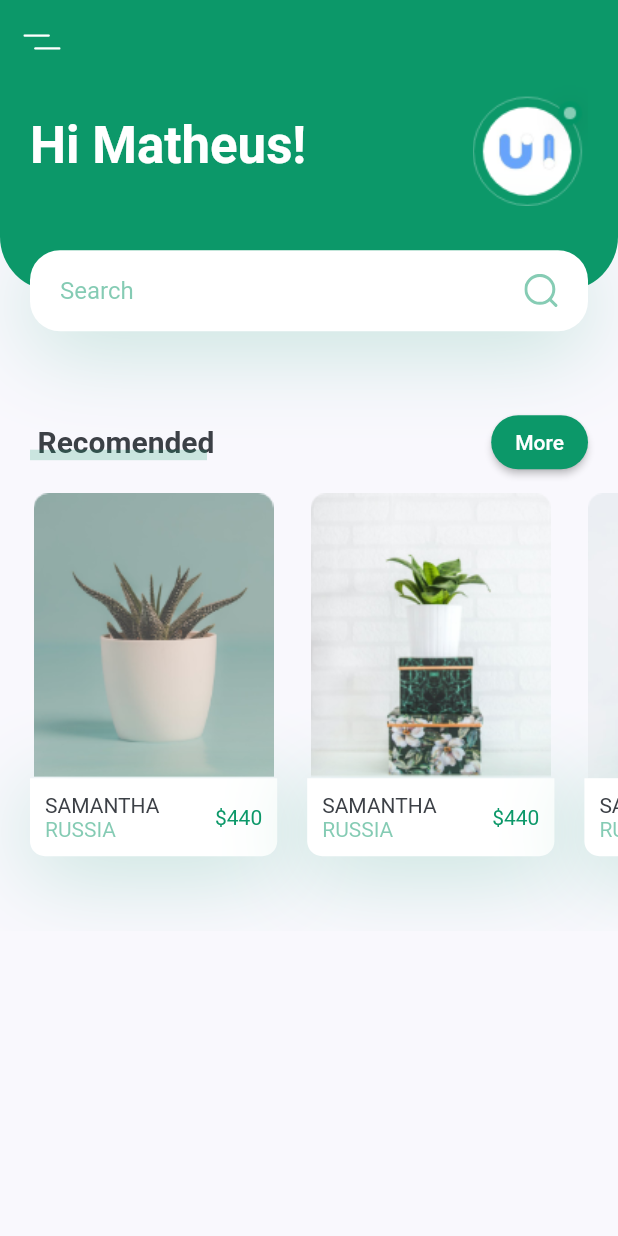
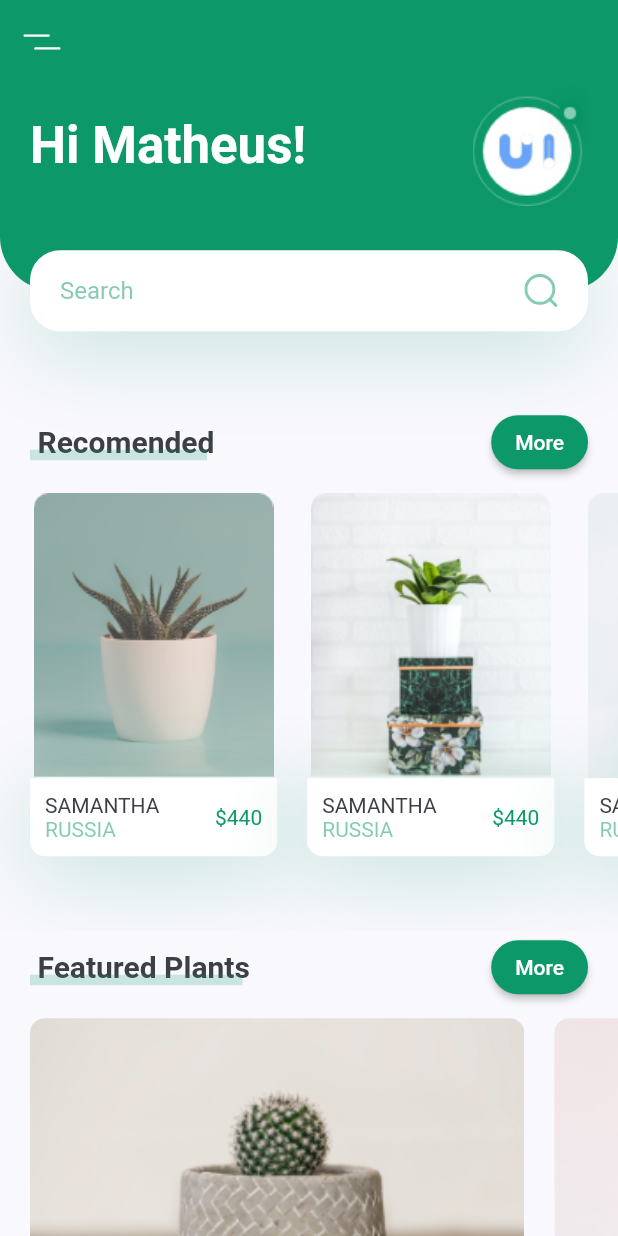
Before and after one commit to MatheusAngelicio/Plant_App, a Flutter app: the screen it shows after launch, on a phone screen of 412 x 824 dp. Run offline on Flutter 3.47's test engine with Material 2 defaults, Android fonts, the phone set to English and light mode, and no system bars; our stand-ins replace flutter_svg.

Commit message:
Adicionar lista de novas plantas

```diff
--- a/lib/screens/home/components/body.dart
+++ b/lib/screens/home/components/body.dart
@@ -3,6 +3,7 @@ import 'package:flutter/src/widgets/framework.dart';
 import 'package:plant_app/constants.dart';
 import 'package:plant_app/screens/home/components/recomend_plants.dart';
 import 'package:plant_app/screens/home/components/title_with_more_btn.dart';
+import 'featured_plants.dart';
 import 'header_with_searchbox.dart';
 
 class Body extends StatelessWidget {
@@ -17,6 +18,9 @@ class Body extends StatelessWidget {
           HeaderWithSearchBox(size: size),
           TitleWithMoreBtn(title: "Recomended", press: () {}),
           RecomendsPlants(),
+          TitleWithMoreBtn(title: "Featured Plants", press: () {}),
+          FeaturesPlants(),
+          SizedBox(height: kDefaultPadding),
         ],
       ),
     );
--- /dev/null
+++ b/lib/screens/home/components/featured_plants.dart
@@ -0,0 +1,65 @@
+import 'package:flutter/material.dart';
+
+import '../../../constants.dart';
+
+class FeaturesPlants extends StatelessWidget {
+  const FeaturesPlants({
+    super.key,
+  });
+
+  @override
+  Widget build(BuildContext context) {
+    return SingleChildScrollView(
+      scrollDirection: Axis.horizontal,
+      child: Row(
+        children: [
+          FeaturePlantCard(
+            image: "assets/images/bottom_img_1.png",
+            press: () {},
+          ),
+          FeaturePlantCard(
+            image: "assets/images/bottom_img_2.png",
+            press: () {},
+          ),
+        ],
+      ),
+    );
+  }
+}
+
+class FeaturePlantCard extends StatelessWidget {
+  const FeaturePlantCard({
+    super.key,
+    required this.image,
+    required this.press,
+  });
+
+  final String image;
+  final Function press;
+
+  @override
+  Widget build(BuildContext context) {
+    var size = MediaQuery.of(context).size;
+    return GestureDetector(
+      onTap: () {
+        press();
+      },
+      child: Container(
+        margin: EdgeInsets.only(
+          left: kDefaultPadding,
+          top: kDefaultPadding / 2,
+          bottom: kDefaultPadding / 2,
+        ),
+        width: size.width * 0.8,
+        height: 185,
+        decoration: BoxDecoration(
+          borderRadius: BorderRadius.circular(10),
+          image: DecorationImage(
+            fit: BoxFit.cover,
+            image: AssetImage(image),
+          ),
+        ),
+      ),
+    );
+  }
+}
```
